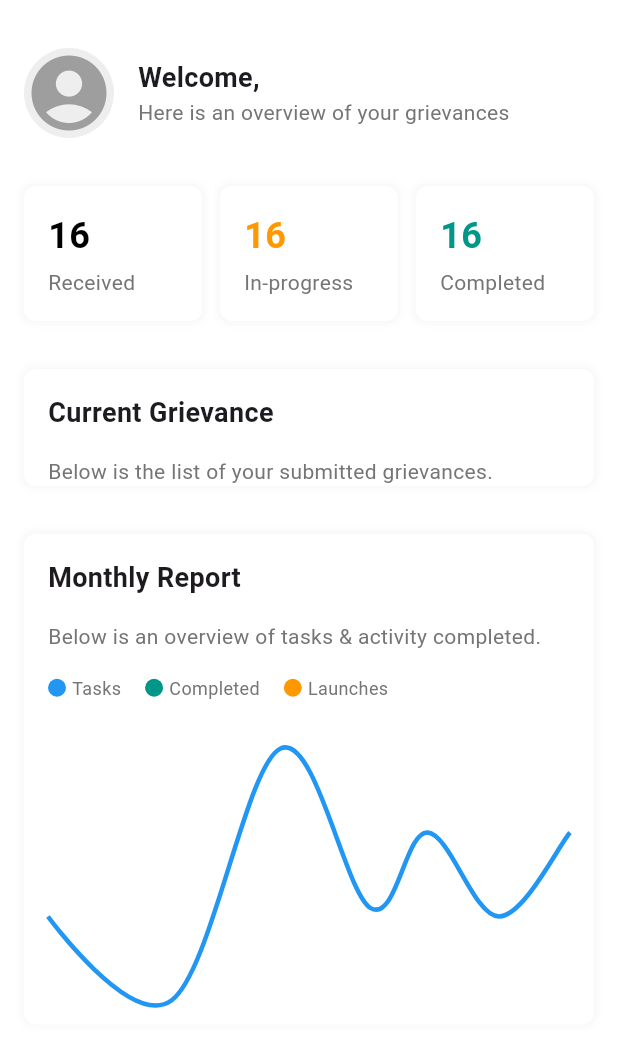
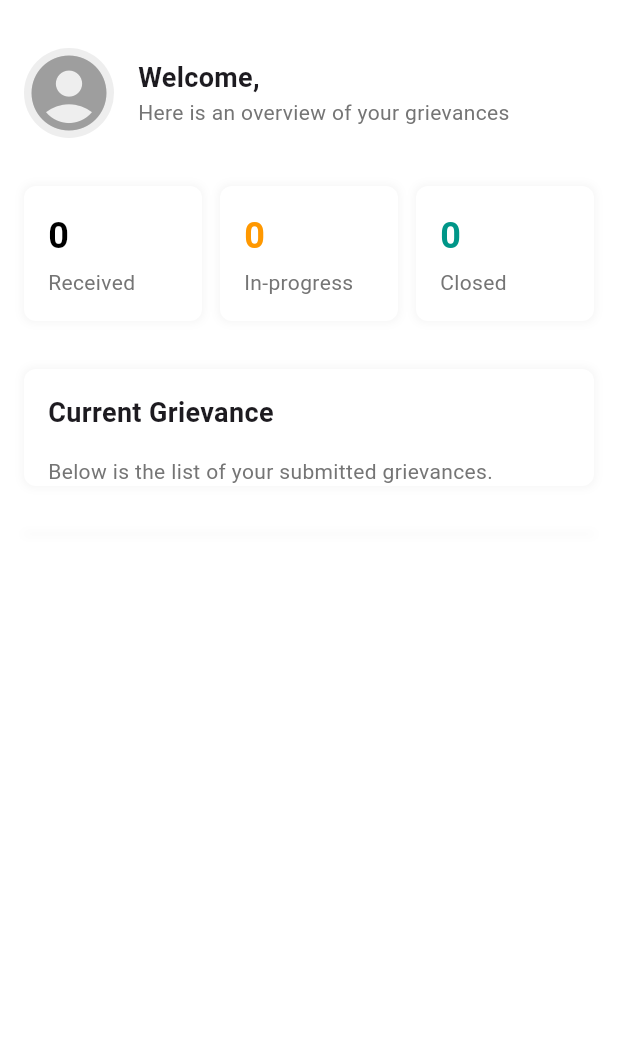
Before and after one commit to yxiang921/grievance-management-mobile, a Flutter app: the HomePage screen opened directly, on a phone screen of 412 x 824 dp. Shown: the top 1047 px of the screen. Run offline on Flutter 3.47's test engine with Material 3 defaults, Android fonts, the phone set to English and light mode, and no system bars; drawn by our look-alikes of fl_chart; our stand-ins replace flutter_secure_storage, image_picker; accounts and stored records are empty; network calls fail; Roboto replaces fonts that are missing (SF Pro Display).

Commit message:
Feat: grieavnces count in home screen

```diff
--- a/lib/providers/grievance_provider.dart
+++ b/lib/providers/grievance_provider.dart
@@ -9,6 +9,23 @@ class GrievanceProvider with ChangeNotifier {
 
   List<Grievance> get grievances => _grievances;
 
+  int get receivedGrievances {
+    return _grievances
+        .where((grievance) => grievance.status.toLowerCase() == 'received')
+        .length;
+  }
+
+  int get inProgressGrievances{
+    return _grievances
+        .where((grievance) => grievance.status.toLowerCase() == 'in progress')
+        .length;
+  }
+
+  int get closedGrievances {
+    return _grievances
+        .where((grievance) => grievance.status.toLowerCase() == 'closed')
+        .length;
+  }
 
   Future<void> loadGrievances() async {
     try {
--- a/lib/screens/home_screen.dart
+++ b/lib/screens/home_screen.dart
@@ -1,4 +1,5 @@
 import 'package:flutter/material.dart';
+import 'package:grievance_mobile/providers/grievance_provider.dart';
 import 'package:grievance_mobile/providers/user_provider.dart';
 import 'package:grievance_mobile/widgets/grievance_list.dart';
 import 'package:grievance_mobile/widgets/monthly_report.dart';
@@ -60,6 +61,13 @@ class _HomePageState extends State<HomePage> {
 
   @override
   Widget build(BuildContext context) {
+    final receivedCount =
+        Provider.of<GrievanceProvider>(context).receivedGrievances;
+    final inProgressCount =
+        Provider.of<GrievanceProvider>(context).inProgressGrievances;
+    final closedCount =
+        Provider.of<GrievanceProvider>(context).closedGrievances;
+
     return Scaffold(
       resizeToAvoidBottomInset: true,
       body: SafeArea(
@@ -124,16 +132,18 @@ class _HomePageState extends State<HomePage> {
                 child: Row(
                   children: [
                     Expanded(
-                      child: _buildStatsCard('16', 'Received', Colors.black),
+                      child: _buildStatsCard(
+                          '$receivedCount', 'Received', Colors.black),
                     ),
                     SizedBox(width: 12),
                     Expanded(
-                      child:
-                          _buildStatsCard('16', 'In-progress', Colors.orange),
+                      child: _buildStatsCard(
+                          '$inProgressCount', 'In-progress', Colors.orange),
                     ),
                     SizedBox(width: 12),
                     Expanded(
-                      child: _buildStatsCard('16', 'Completed', Colors.teal),
+                      child: _buildStatsCard(
+                          '$closedCount', 'Closed', Colors.teal),
                     ),
                   ],
                 ),
@@ -169,7 +179,7 @@ class _HomePageState extends State<HomePage> {
                       ),
                     ],
                   ),
-                  child: const MonthlyReport(),
+                  // child: const MonthlyReport(),
                 ),
               ),
             ],
```
Also changed, not shown: lib/screens/grievance_detail_screen.dart (+20 -20 lines).
